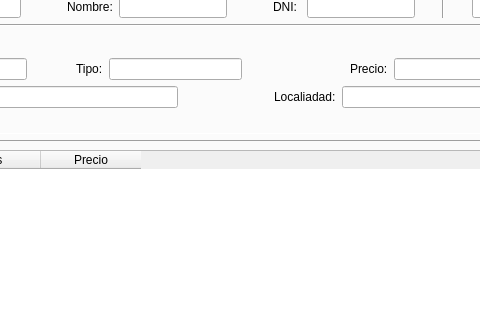
The window that templates/venPrincipal.ui (Semperz/ProyectoDI) describes before a commit, drawn with Qt 5; both pictures show x 742 to 1222 and y 168 to 488 of the 1392 by 768 pixel window.
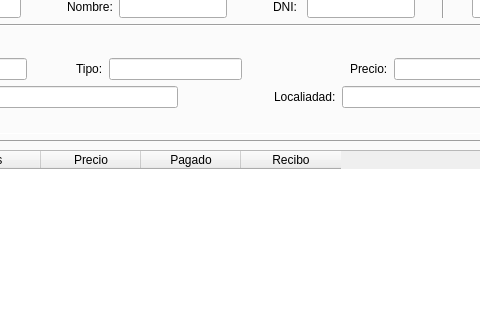
The same window after the commit. Icons and pictures are not drawn.

```diff
--- a/templates/venPrincipal.ui
+++ b/templates/venPrincipal.ui
@@ -4489,6 +4489,16 @@
                  <string>Precio</string>
                 </property>
                </column>
+               <column>
+                <property name="text">
+                 <string>Pagado</string>
+                </property>
+               </column>
+               <column>
+                <property name="text">
+                 <string>Recibo</string>
+                </property>
+               </column>
               </widget>
              </item>
             </layout>
```
